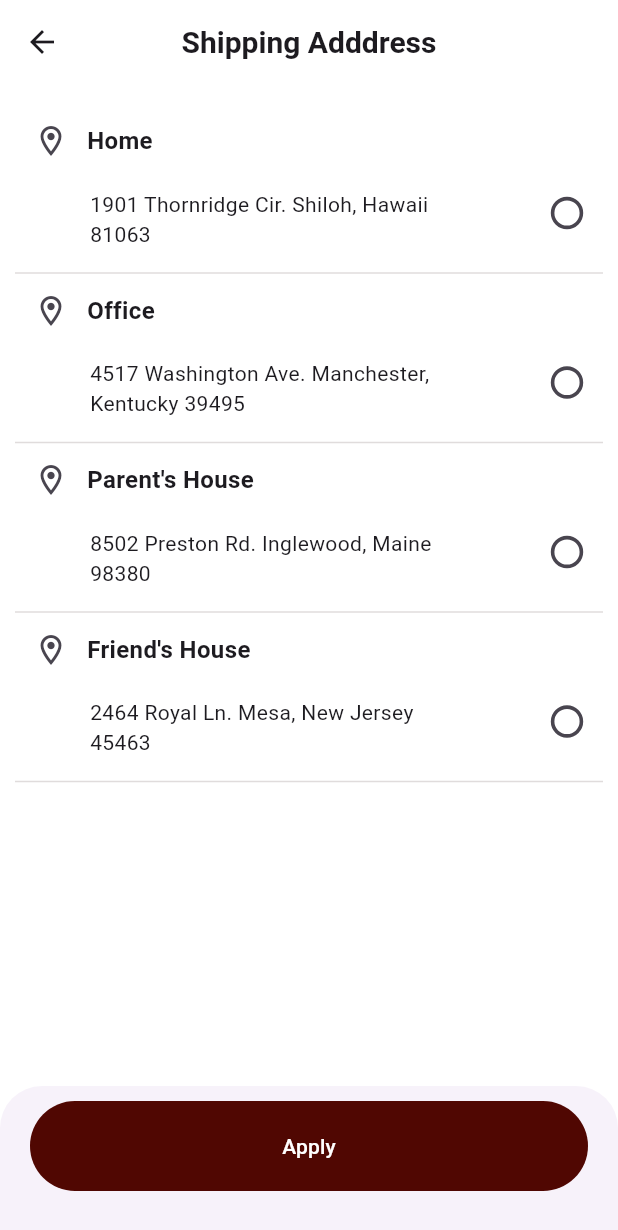
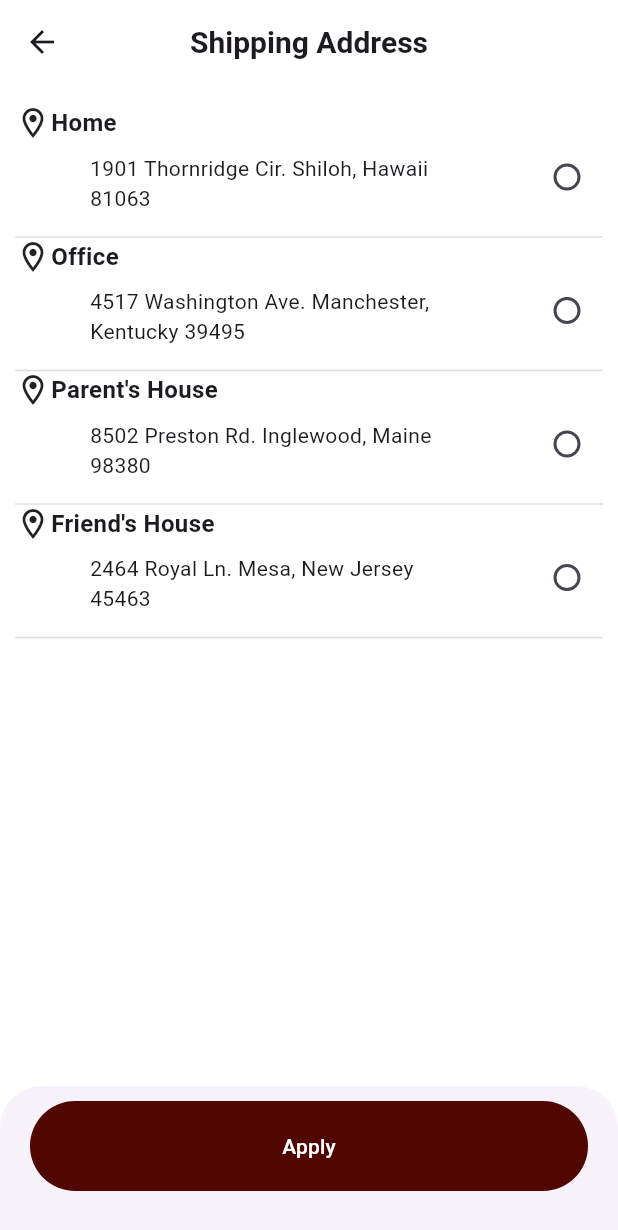
Before and after one commit to NhebPanha/e_commerces_bloc, a Flutter app: the screen it shows after launch, on a phone screen of 412 x 824 dp. Shown: the top 1230 px of the screen. Run offline on Flutter 3.47's test engine with Material 3 defaults, Android fonts, the phone set to English and light mode, and no system bars; our stand-ins replace firebase_auth, firebase_core, get, pinput; accounts and stored records are empty.

Commit message:
Update RadioButton

```diff
--- a/lib/view/checkout_screen/shipping/shipping_address.dart
+++ b/lib/view/checkout_screen/shipping/shipping_address.dart
@@ -14,33 +14,34 @@ class ShippingAddress extends StatefulWidget {
 }
 
 class _ShippingAddressState extends State<ShippingAddress> {
-  bool _isCheck = false;
+  List<Map<String, dynamic>> option = shippingAddress;
+
+  /// Keep track of the selected radio button
+  int? _selectedIndex;
+
   @override
   Widget build(BuildContext context) {
     return Scaffold(
       backgroundColor: AppColorsPath.white,
       appBar: PreferredSize(
-        preferredSize: Size.fromHeight(60),
+        preferredSize: const Size.fromHeight(60),
         child: AppBarScreen(
-          icons: Icon(Icons.arrow_back),
-          text: "Shipping Adddress",
+          icons: const Icon(Icons.arrow_back),
+          text: "Shipping Address",
         ),
       ),
       body: Padding(
         padding: const EdgeInsets.symmetric(horizontal: 10, vertical: 10),
         child: ListView.builder(
-          itemCount: shippingAddress.length,
+          itemCount: option.length,
           itemBuilder: (context, index) {
             return Column(
               children: [
                 Row(
                   children: [
-                    IconButton(
-                      onPressed: () {},
-                      icon: Icon(Icons.location_on_outlined),
-                    ),
+                    const Icon(Icons.location_on_outlined),
                     Text(
-                      "${shippingAddress[index]['title']}",
+                      option[index]['title'],
                       style: TextStyle(
                         fontSize: AppSize.s16,
                         fontWeight: FontWeight.bold,
@@ -54,36 +55,27 @@ class _ShippingAddressState extends State<ShippingAddress> {
                     mainAxisAlignment: MainAxisAlignment.spaceBetween,
                     crossAxisAlignment: CrossAxisAlignment.end,
                     children: [
-                      Container(
+                      SizedBox(
                         width: 250,
-                        child: Text(
-                          "${shippingAddress[index]['address']}",
-                          maxLines: 2,
-                        ),
+                        child: Text(option[index]['address'], maxLines: 2),
                       ),
-                      Transform.scale(
-                        scale: 1.2, // 1.0 = default size, 2.0 = double size
-                        child: Checkbox(
-                          shape: RoundedRectangleBorder(
-                            borderRadius: BorderRadius.circular(50),
-                          ),
-                          value: _isCheck,
-                          onChanged: (newvalue) {
-                            setState(() {
-                              _isCheck = newvalue!;
-                            });
-                          },
-                        ),
+                      Radio<int>(
+                        value: index, // each radio button’s value is its index
+                        groupValue: _selectedIndex, // selected index
+                        onChanged: (newIndex) {
+                          setState(() {
+                            _selectedIndex = newIndex; // update selected
+                          });
+                        },
                       ),
                     ],
                   ),
                 ),
-                SizedBox(height: 15),
+                const SizedBox(height: 15),
                 const Divider(
-                  color: Color.fromARGB(255,224,220,220,
-                  ), // Customize the color of the divider
-                  height: 2, // Total height of the divider, including padding
-                  thickness: 1, // Actual thickness of the line
+                  color: Color.fromARGB(255, 224, 220, 220),
+                  height: 2,
+                  thickness: 1,
                 ),
               ],
             );
@@ -91,20 +83,39 @@ class _ShippingAddressState extends State<ShippingAddress> {
         ),
       ),
       bottomSheet: Padding(
-        padding: const EdgeInsets.only(bottom: 30,top: 10,left: 20,right: 20,),
+        padding: const EdgeInsets.only(
+          bottom: 30,
+          top: 10,
+          left: 20,
+          right: 20,
+        ),
         child: Container(
           height: 60,
           width: double.infinity,
-          decoration: BoxDecoration(
+          decoration: const BoxDecoration(
             borderRadius: BorderRadius.only(
               topLeft: Radius.circular(10),
               topRight: Radius.circular(10),
             ),
           ),
           child: BottomButton(
-            onTap: () {},
+            onTap: () {
+              if (_selectedIndex != null) {
+                print("Selected address: ${option[_selectedIndex!]}");
+              } else {
+                print("No address selected");
+                // ScaffoldMessenger.of(context).showSnackBar(
+                //   SnackBar(
+                //     content: Text("No Address selected"),
+                //     backgroundColor: AppColorsPath.red,
+                //     behavior: SnackBarBehavior.floating,
+                //     duration: Duration(seconds: 1),
+                //     margin: EdgeInsets.only(top: 20),
+                //   ),
+                // );
+              }
+            },
             text: "Apply",
-            // height: 5, width: 150
           ),
         ),
       ),
```
Also changed, not shown: lib/view/checkout_screen/checkout.dart (added, +92 -0 lines), pubspec.lock.
